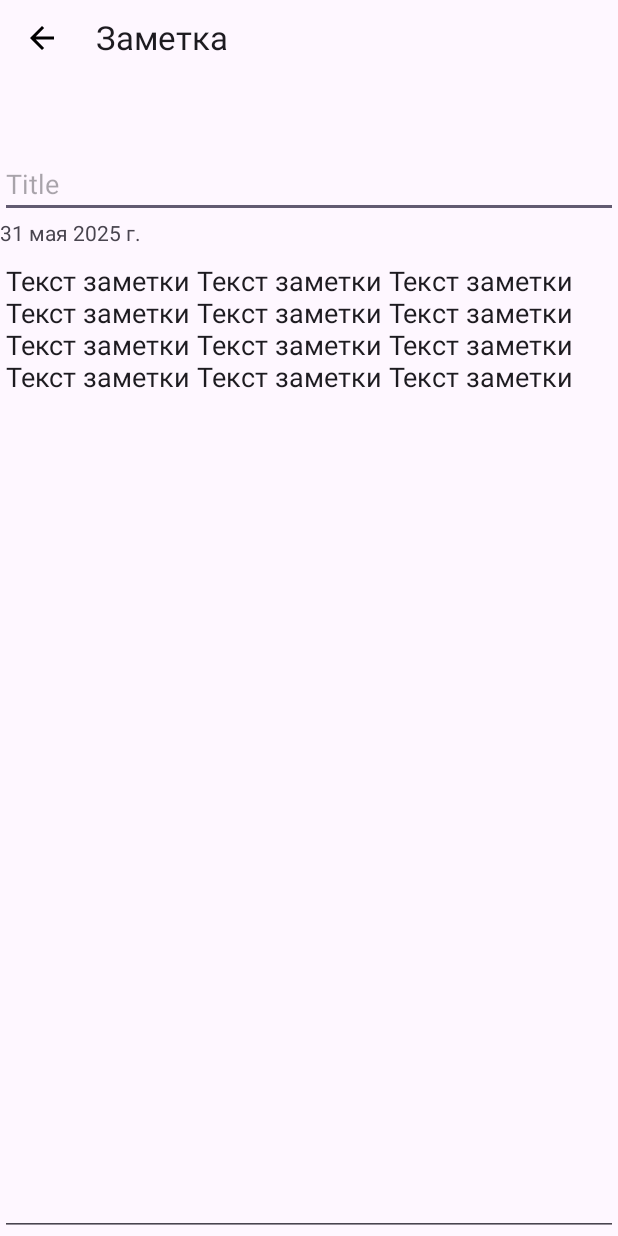
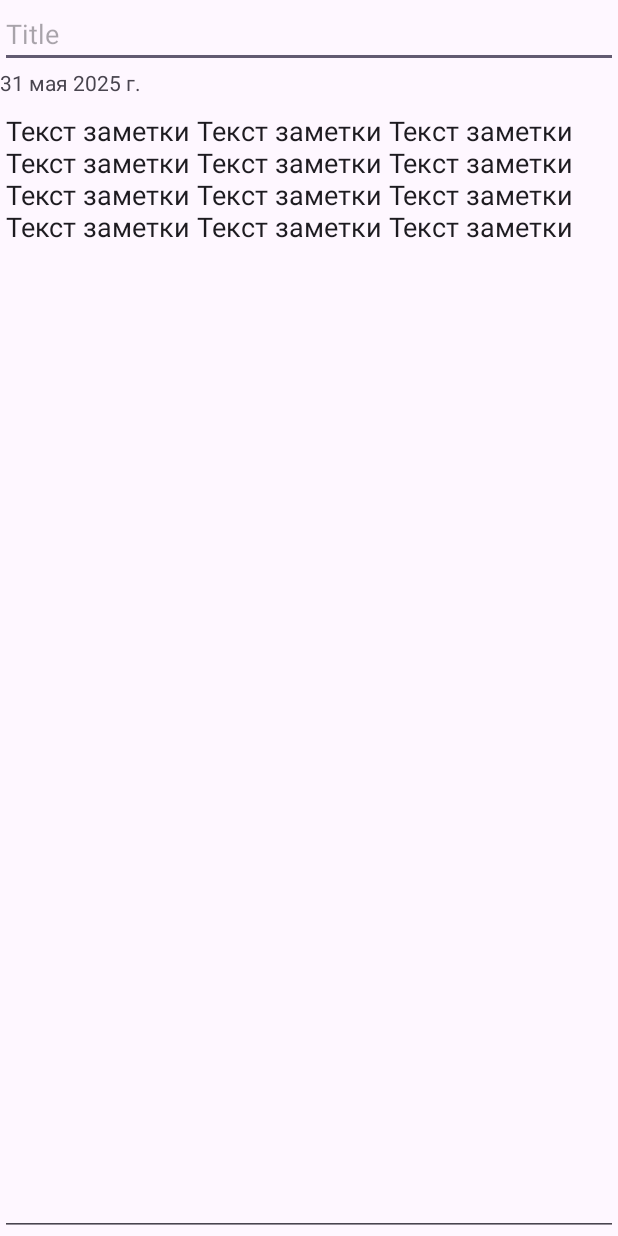
Before and after one commit to IgnatovaNatalya/WhiteLeafNotes, an Android app: the layout fragment_note_edit.xml on its own in the app's theme, with its tools: preview values and no code run, on a phone screen of 412 x 824 dp. Run offline under Robolectric (Android 15) with nearby library versions, the phone set to English and light mode, and no system bars.

Commit message:
Убираем аппбар в drawer layout и пытаемся настроить кнопку "назад" на экране реадктирования

```diff
--- a/app/src/main/AndroidManifest.xml
+++ b/app/src/main/AndroidManifest.xml
@@ -4,7 +4,8 @@
 
     <uses-permission android:name="android.permission.WRITE_EXTERNAL_STORAGE" />
     <uses-permission android:name="android.permission.READ_EXTERNAL_STORAGE" />
-    <uses-permission android:name="android.permission.MANAGE_EXTERNAL_STORAGE"
+    <uses-permission
+        android:name="android.permission.MANAGE_EXTERNAL_STORAGE"
         tools:ignore="ScopedStorage" />
 
     <application
@@ -18,11 +19,13 @@
         android:supportsRtl="true"
         android:theme="@style/Theme.TxtNotesApp"
         tools:targetApi="31">
+
         <activity
             android:name=".presentation.root.RootActivity"
             android:exported="true">
             <intent-filter>
                 <action android:name="android.intent.action.MAIN" />
+
                 <category android:name="android.intent.category.LAUNCHER" />
             </intent-filter>
         </activity>
@@ -36,7 +39,6 @@
                 android:name="android.support.FILE_PROVIDER_PATHS"
                 android:resource="@xml/file_paths" />
         </provider>
-
     </application>
 
 </manifest>
--- a/app/src/main/res/layout/activity_root.xml
+++ b/app/src/main/res/layout/activity_root.xml
@@ -6,6 +6,7 @@
     android:id="@+id/drawer_layout"
     android:layout_width="match_parent"
     android:layout_height="match_parent"
+    android:fitsSystemWindows="true"
     tools:context=".presentation.root.RootActivity">
 
     <LinearLayout
@@ -17,7 +18,7 @@
             android:id="@+id/toolbar"
             android:layout_width="match_parent"
             android:layout_height="?attr/actionBarSize"
-            android:background="?attr/colorPrimary"
+            android:background="@color/gray"
             android:elevation="4dp"
             android:theme="@style/ThemeOverlay.AppCompat.Dark.ActionBar"
             app:popupTheme="@style/ThemeOverlay.AppCompat.Light" />
--- a/app/src/main/res/layout/fragment_note_edit.xml
+++ b/app/src/main/res/layout/fragment_note_edit.xml
@@ -8,7 +8,7 @@
     android:orientation="vertical"
     tools:context=".presentation.note_edit.NoteEditFragment">
 
-    <com.google.android.material.appbar.MaterialToolbar
+    <!--com.google.android.material.appbar.MaterialToolbar
         android:id="@+id/note_edit_toolbar"
         android:layout_width="match_parent"
         android:layout_height="50dp"
@@ -16,10 +16,9 @@
         app:contentInsetStartWithNavigation="0dp"
         app:navigationIcon="@drawable/arrow_back"
         app:titleMarginStart="8dp"
-        app:title="@string/note"/>
+        app:title="@string/note"/-->
 
     <com.google.android.material.textfield.TextInputEditText
-        android:layout_marginTop="50dp"
         android:id="@+id/note_title"
         android:layout_width="match_parent"
         android:layout_height="wrap_content"
--- a/app/src/main/res/menu/navigation_menu.xml
+++ b/app/src/main/res/menu/navigation_menu.xml
@@ -19,4 +19,8 @@
             </menu>
         </item>
     </group>
+    <item
+        android:id="@+id/menu_create_other_notebook"
+        android:icon="@drawable/ic_add"
+        android:title="@string/create_notebook" />
 </menu>
--- a/app/src/main/res/values/colors.xml
+++ b/app/src/main/res/values/colors.xml
@@ -1,5 +1,6 @@
 <?xml version="1.0" encoding="utf-8"?>
 <resources>
     <color name="black">#FF000000</color>
+    <color name="gray">#FFc0c0c0</color>
     <color name="white">#FFFFFFFF</color>
 </resources>
--- a/app/src/main/res/values/themes.xml
+++ b/app/src/main/res/values/themes.xml
@@ -1,7 +1,12 @@
 <resources xmlns:tools="http://schemas.android.com/tools">
 
     <style name="Theme.TxtNotesApp" parent="Theme.Material3.DayNight">
-        <!-- Настройки светлой темы -->
+        <item name="windowActionBar">false</item>
+        <item name="windowNoTitle">true</item>
+        <item name="drawerArrowStyle">@style/Widget.AppCompat.DrawerArrowToggle</item>
+        <!--item name="colorPrimary">@color/colorPrimary</item>
+        <item name="colorPrimaryDark">@color/colorPrimaryDark</item>
+        <item name="colorAccent">@color/colorAccent</item-->
     </style>
 
     <style name="Theme.TxtNotesApp.NoActionBar">
```
Also changed, not shown: app/src/main/java/com/example/txtnotesapp/presentation/note_edit/NoteEditFragment.kt (+8 -9 lines), app/src/main/java/com/example/txtnotesapp/presentation/root/RootActivity.kt (+93 -5 lines), app/src/main/res/drawable/ic_menu.xml (added, +10 -0 lines), app/src/main/res/drawable/ic_arrow_back.xml (renamed from app/src/main/res/drawable/arrow_back.xml).
